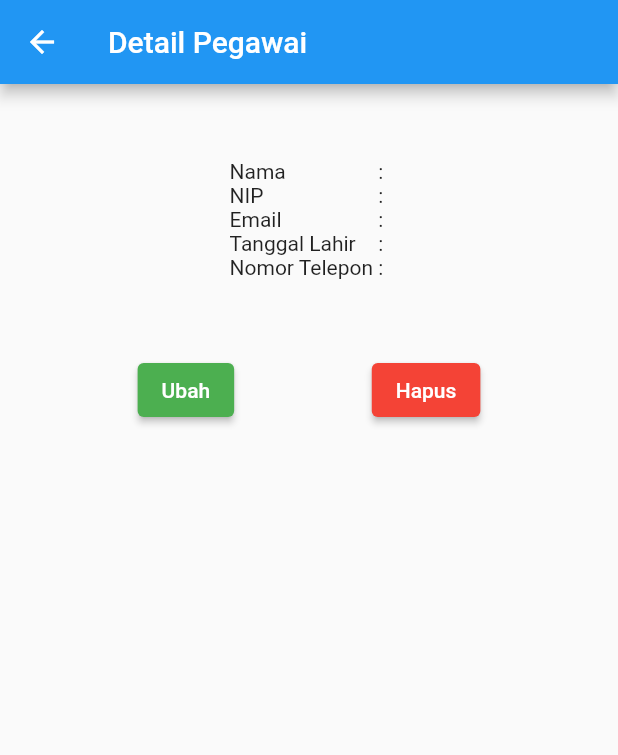
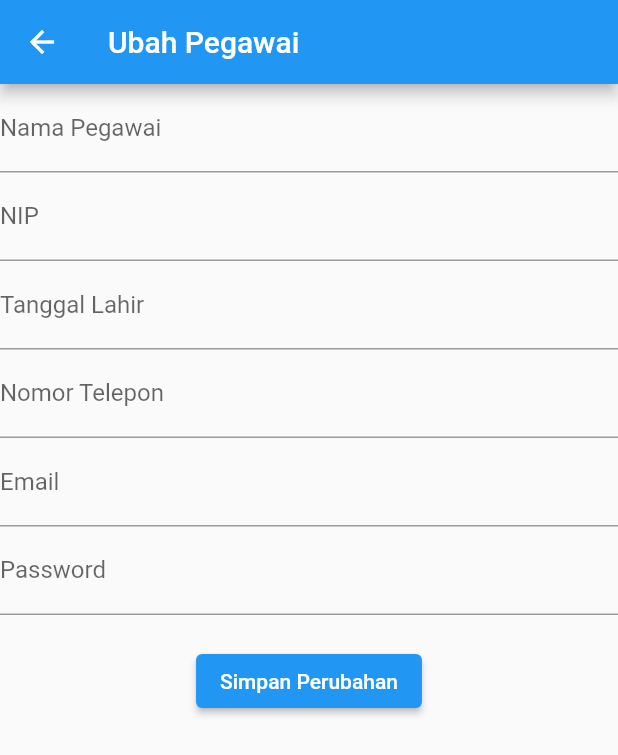
Before and after one commit to alfimonth/mobile-app-klinik, a Flutter app: the PegawaiDetail screen opened directly with empty values, after a tap on "Ubah", on a phone screen of 412 x 824 dp. Shown: the top 755 px of the screen. Run offline on Flutter 3.47's test engine with Material 2 defaults, Android fonts, the phone set to English and light mode, and no system bars.

Commit message:
Membuat form ubah pegawai

```diff
--- a/lib/ui/pegawai_detail.dart
+++ b/lib/ui/pegawai_detail.dart
@@ -1,5 +1,6 @@
 import 'package:flutter/material.dart';
 import '../model/pegawai.dart';
+import 'pegawai_update_form.dart';
 import '../model/database.dart';
 
 class PegawaiDetail extends StatefulWidget {
@@ -52,24 +53,35 @@ class _PegawaiDetailState extends State<PegawaiDetail> {
                 )
               ],
             ),
-
             const SizedBox(height: 50),
             Row(
               mainAxisAlignment: MainAxisAlignment.spaceEvenly,
               children: [
-                ElevatedButton(
-                    onPressed: () {},
-                    style:
-                        ElevatedButton.styleFrom(backgroundColor: Colors.green),
-                    child: const Text("Ubah")),
-                ElevatedButton(
-                    onPressed: () {},
-                    style:
-                        ElevatedButton.styleFrom(backgroundColor: Colors.red),
-                    child: const Text("Hapus")),
+                _tombolUbah(),
+                _tombolHapus(),
               ],
             )
           ],
         ));
   }
+
+  _tombolUbah() {
+    return ElevatedButton(
+        onPressed: () {
+          Navigator.push(
+              context,
+              MaterialPageRoute(
+                  builder: (context) =>
+                      PegawaiUpdateForm(pegawai: widget.pegawai)));
+        },
+        style: ElevatedButton.styleFrom(backgroundColor: Colors.green),
+        child: const Text("Ubah"));
+  }
+
+  _tombolHapus() {
+    return ElevatedButton(
+        onPressed: () {},
+        style: ElevatedButton.styleFrom(backgroundColor: Colors.red),
+        child: const Text("Hapus"));
+  }
 }
--- /dev/null
+++ b/lib/ui/pegawai_update_form.dart
@@ -0,0 +1,120 @@
+import 'package:flutter/material.dart';
+import '../model/pegawai.dart';
+import '../ui/pegawai_detail.dart';
+
+class PegawaiUpdateForm extends StatefulWidget {
+  final Pegawai pegawai;
+
+  const PegawaiUpdateForm({Key? key, required this.pegawai}) : super(key: key);
+  _PegawaiUpdateFormState createState() => _PegawaiUpdateFormState();
+}
+
+class _PegawaiUpdateFormState extends State<PegawaiUpdateForm> {
+  final _formKey = GlobalKey<FormState>();
+  final _namaPegawaiCtrl = TextEditingController();
+  final _nIPCtrl = TextEditingController();
+  final _tanggalLahirCtrl = TextEditingController();
+  final _nomorTeleponCtrl = TextEditingController();
+  final _emailCtrl = TextEditingController();
+  final _passwordCtrl = TextEditingController();
+
+  @override
+  void initState() {
+    super.initState();
+    setState(() {
+      _namaPegawaiCtrl.text = widget.pegawai.nama;
+      _nIPCtrl.text = widget.pegawai.nip;
+      _tanggalLahirCtrl.text = widget.pegawai.tanggalLahir;
+      _nomorTeleponCtrl.text = widget.pegawai.nomorTelepon;
+      _emailCtrl.text = widget.pegawai.email;
+      _passwordCtrl.text = widget.pegawai.password;
+    });
+  }
+
+  @override
+  Widget build(BuildContext context) {
+    return Scaffold(
+      appBar: AppBar(title: const Text("Ubah Pegawai")),
+      body: SingleChildScrollView(
+        child: Form(
+          key: _formKey,
+          child: Column(
+            children: [
+              _fieldNamaPegawai(),
+              _fieldNIP(),
+              _fieldTangalLahir(),
+              _fieldNomorTelepon(),
+              _fieldEmail(),
+              _fieldPassword(),
+              const SizedBox(height: 20),
+              _tombolSimpan()
+            ],
+          ),
+        ),
+      ),
+    );
+  }
+
+  _fieldNamaPegawai() {
+    return TextField(
+      decoration: const InputDecoration(labelText: "Nama Pegawai"),
+      controller: _namaPegawaiCtrl,
+    );
+  }
+
+  _fieldNIP() {
+    return TextField(
+      decoration: const InputDecoration(labelText: "NIP"),
+      controller: _nIPCtrl,
+    );
+  }
+
+  _fieldTangalLahir() {
+    return TextField(
+      decoration: const InputDecoration(labelText: "Tanggal Lahir"),
+      controller: _tanggalLahirCtrl,
+    );
+  }
+
+  _fieldNomorTelepon() {
+    return TextField(
+      decoration: const InputDecoration(labelText: "Nomor Telepon"),
+      controller: _nomorTeleponCtrl,
+    );
+  }
+
+  _fieldEmail() {
+    return TextField(
+      decoration: const InputDecoration(labelText: "Email"),
+      controller: _emailCtrl,
+    );
+  }
+
+  _fieldPassword() {
+    return TextField(
+      decoration: const InputDecoration(labelText: "Password"),
+      controller: _passwordCtrl,
+    );
+  }
+
+  _tombolSimpan() {
+    return ElevatedButton(
+        onPressed: () {
+          Pegawai pegawai = new Pegawai({
+            'id': 999,
+            'nip': _nIPCtrl.text,
+            'nama': _namaPegawaiCtrl.text,
+            'tanggalLahir': _tanggalLahirCtrl.text,
+            'nomorTelepon': _nomorTeleponCtrl.text,
+            'email': _emailCtrl.text,
+            'password': _passwordCtrl.text,
+          });
+          Navigator.pop(context);
+          Navigator.pushReplacement(
+              context,
+              MaterialPageRoute(
+                  builder: (context) => PegawaiDetail(pegawai: pegawai)));
+        },
+        child: const Text("Simpan Perubahan"));
+  }
+}
```
